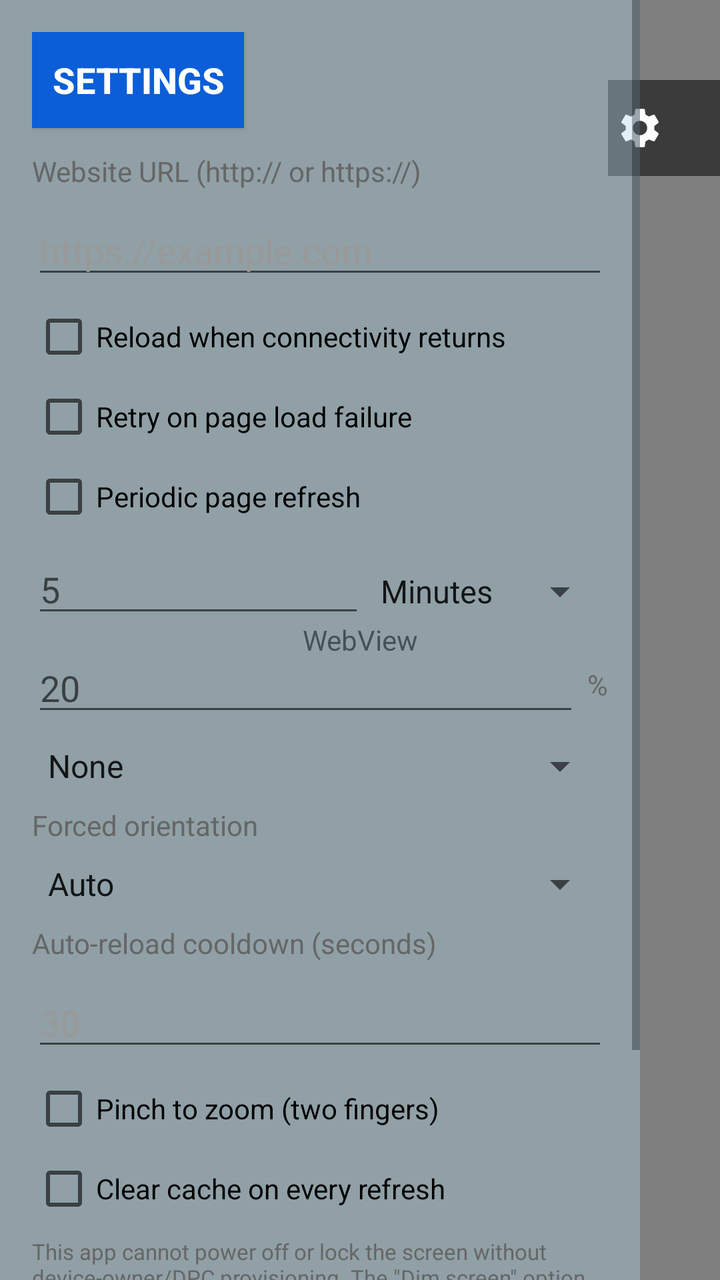
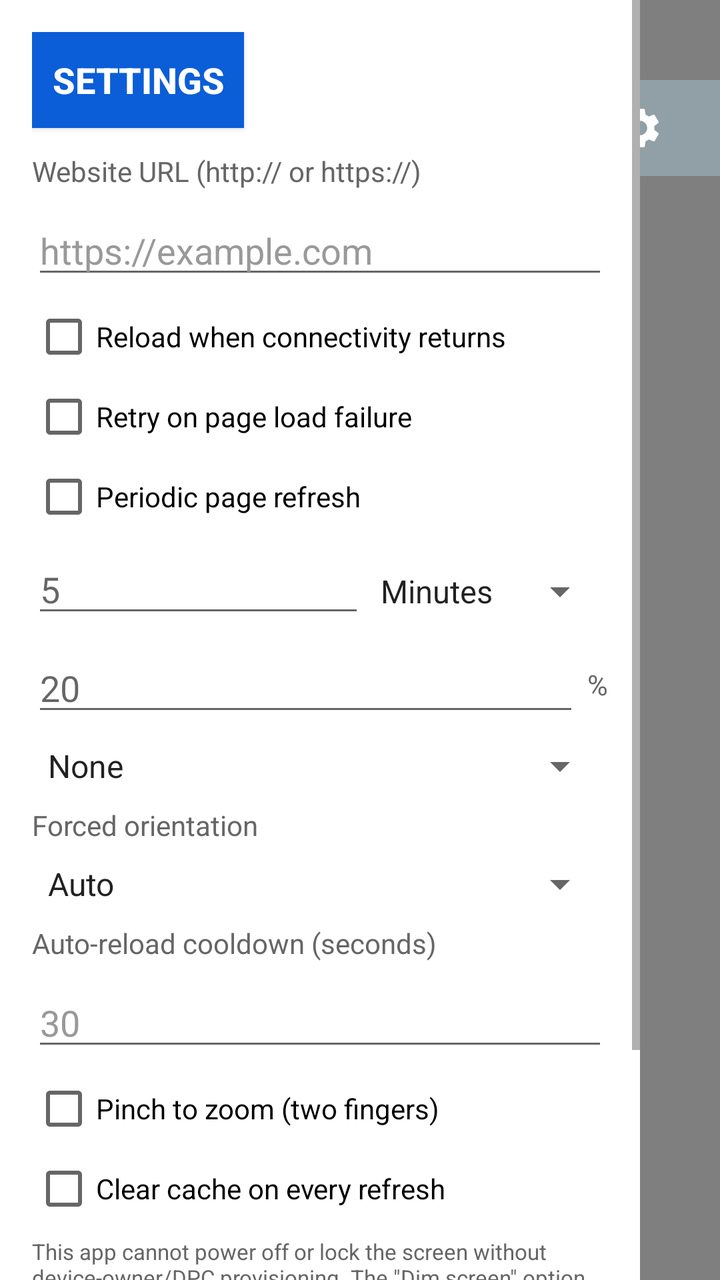

Two renders of the same Android screen: before a commit and after it. Below are the layout's source before the change and the commit's diff.
<!-- AndroidManifest.xml: application theme Theme.SimpleKioskBrowser -->
<!-- res/layout/activity_main.xml -->
<?xml version="1.0" encoding="utf-8"?>
<FrameLayout xmlns:android="http://schemas.android.com/apk/res/android"
    android:id="@+id/root_container"
    android:layout_width="match_parent"
    android:layout_height="match_parent">

    
    <WebView
        android:id="@+id/webview"
        android:layout_width="match_parent"
        android:layout_height="match_parent" />

    
    <FrameLayout
        android:id="@+id/settings_handle"
        android:layout_width="56dp"
        android:layout_height="48dp"
        android:layout_gravity="top|end"
        android:layout_marginTop="40dp"
        android:layout_marginEnd="0dp"
        android:background="#88000000"
        android:clickable="true"
        android:focusable="true"
        android:visibility="visible">
        <ImageView
            android:layout_width="24dp"
            android:layout_height="24dp"
            android:layout_gravity="start|center_vertical"
            android:layout_marginStart="4dp"
            android:src="@drawable/ic_settings_handle"
            android:scaleType="center" />
    </FrameLayout>

    
    <View
        android:id="@+id/settings_scrim"
        android:layout_width="match_parent"
        android:layout_height="match_parent"
        android:background="@color/settings_scrim"
        android:clickable="true"
        android:focusable="true"
        android:visibility="gone" />

    
    <LinearLayout
        android:id="@+id/error_overlay"
        android:layout_width="match_parent"
        android:layout_height="match_parent"
        android:background="#eeffffff"
        android:gravity="center"
        android:orientation="vertical"
        android:visibility="gone">

        <ProgressBar
            android:id="@+id/loading_indicator"
            android:layout_width="wrap_content"
            android:layout_height="wrap_content"
            android:visibility="gone" />

        <TextView
            android:id="@+id/error_message"
            android:layout_width="wrap_content"
            android:layout_height="wrap_content"
            android:gravity="center"
            android:maxWidth="260dp"
            android:padding="16dp"
            android:textColor="@color/text_primary"
            android:textSize="16sp"
            android:visibility="gone" />

        <Button
            android:id="@+id/error_retry"
            style="@style/Widget.SimpleKioskBrowser.Button"
            android:layout_width="wrap_content"
            android:layout_height="wrap_content"
            android:layout_marginTop="8dp"
            android:text="@string/action_retry"
            android:visibility="gone" />
    </LinearLayout>

    
    <TextView
        android:id="@+id/low_battery_notice"
        android:layout_width="wrap_content"
        android:layout_height="wrap_content"
        android:layout_gravity="bottom|center_horizontal"
        android:layout_marginBottom="24dp"
        android:background="#aa222222"
        android:padding="8dp"
        android:text="@string/status_low_battery"
        android:textColor="@android:color/white"
        android:textSize="14sp"
        android:visibility="gone" />

    
    <ScrollView
        android:id="@+id/settings_panel"
        android:layout_width="@dimen/settings_panel_width"
        android:layout_height="match_parent"
        android:layout_gravity="start"
        android:background="@color/settings_panel_bg"
        android:fillViewport="true">

        <LinearLayout
            android:layout_width="match_parent"
            android:layout_height="wrap_content"
            android:orientation="vertical"
            android:padding="@dimen/settings_padding">

            <TextView
                android:id="@+id/settings_title"
                style="@style/Widget.SimpleKioskBrowser.Button"
                android:layout_width="wrap_content"
                android:layout_height="wrap_content"
                android:layout_marginBottom="@dimen/settings_section_spacing"
                android:background="@color/colorPrimary"
                android:padding="10dp"
                android:text="@string/settings_title"
                android:textColor="@android:color/white"
                android:textSize="18sp"
                android:textStyle="bold" />

            <TextView
                android:layout_width="match_parent"
                android:layout_height="wrap_content"
                android:layout_marginBottom="@dimen/settings_field_margin"
                android:text="Website URL (http:// or https://)"
                android:textColor="@color/text_secondary"
                android:textSize="14sp" />

            <EditText
                android:id="@+id/settings_url"
                android:layout_width="match_parent"
                android:layout_height="wrap_content"
                android:layout_marginBottom="@dimen/settings_field_margin"
                android:hint="@string/settings_url_hint"
                android:inputType="textUri"
                android:maxLines="1"
                android:textColor="@color/text_primary"
                android:textColorHint="#999999" />

            <TextView
                android:id="@+id/settings_url_error"
                android:layout_width="match_parent"
                android:layout_height="wrap_content"
                android:layout_marginBottom="@dimen/settings_field_margin"
                android:textColor="@color/error_text"
                android:textSize="12sp"
                android:visibility="gone" />

            <CheckBox
                android:id="@+id/settings_reload_connectivity"
                android:layout_width="match_parent"
                android:layout_height="wrap_content"
                android:layout_marginBottom="@dimen/settings_field_margin"
                android:text="@string/settings_reload_on_connectivity" />

            <CheckBox
                android:id="@+id/settings_reload_webview_error"
                android:layout_width="match_parent"
                android:layout_height="wrap_content"
                android:layout_marginBottom="@dimen/settings_field_margin"
                android:text="@string/settings_reload_on_webview_error" />

            <CheckBox
                android:id="@+id/settings_periodic_enabled"
                android:layout_width="match_parent"
                android:layout_height="wrap_content"
                android:layout_marginBottom="@dimen/settings_field_margin"
                android:text="@string/settings_periodic_reload" />

            <LinearLayout
                android:layout_width="match_parent"
                android:layout_height="wrap_content"
                android:orientation="horizontal"
                android:layout_marginBottom="@dimen/settings_field_margin">

                <EditText
                    android:id="@+id/settings_interval"
                    android:layout_width="0dp"
                    android:layout_height="wrap_content"
                    android:layout_weight="1"
                    android:hint="@string/settings_interval_hint"
                    android:inputType="number"
                    android:maxLines="1"
                    android:textColor="@color/text_primary" />

                <Spinner
                    android:id="@+id/settings_interval_unit"
                    android:layout_width="wrap_content"
                    android:layout_height="wrap_content"
                    android:entries="@array/interval_units" />
            </LinearLayout>

            <LinearLayout
                android:layout_width="match_parent"
                android:layout_height="wrap_content"
                android:orientation="horizontal"
                android:layout_marginBottom="@dimen/settings_field_margin">

                <EditText
                    android:id="@+id/settings_battery_threshold"
                    android:layout_width="0dp"
                    android:layout_height="wrap_content"
                    android:layout_weight="1"
                    android:hint="@string/settings_battery_hint"
                    android:inputType="number"
                    android:maxLines="1"
                    android:textColor="@color/text_primary" />

                <TextView
                    android:layout_width="wrap_content"
                    android:layout_height="wrap_content"
                    android:layout_gravity="center_vertical"
                    android:layout_marginStart="4dp"
                    android:text="%"
                    android:textColor="@color/text_secondary" />
            </LinearLayout>

            <Spinner
                android:id="@+id/settings_battery_action"
                android:layout_width="match_parent"
                android:layout_height="wrap_content"
                android:layout_marginBottom="@dimen/settings_field_margin"
                android:entries="@array/battery_actions" />

            <TextView
                android:layout_width="match_parent"
                android:layout_height="wrap_content"
                android:layout_marginBottom="@dimen/settings_field_margin"
                android:text="Forced orientation"
                android:textColor="@color/text_secondary"
                android:textSize="14sp" />

            <Spinner
                android:id="@+id/settings_orientation"
                android:layout_width="match_parent"
                android:layout_height="wrap_content"
                android:layout_marginBottom="@dimen/settings_field_margin"
                android:entries="@array/orientation_options" />

            <TextView
                android:layout_width="match_parent"
                android:layout_height="wrap_content"
                android:layout_marginBottom="@dimen/settings_field_margin"
                android:text="Auto-reload cooldown (seconds)"
                android:textColor="@color/text_secondary"
                android:textSize="14sp" />

            <EditText
                android:id="@+id/settings_auto_reload_interval"
                android:layout_width="match_parent"
                android:layout_height="wrap_content"
                android:layout_marginBottom="@dimen/settings_field_margin"
                android:hint="30"
                android:inputType="number"
                android:maxLines="1"
                android:textColor="@color/text_primary"
                android:textColorHint="#999999" />

            <CheckBox
                android:id="@+id/settings_pinch_zoom"
                android:layout_width="match_parent"
                android:layout_height="wrap_content"
                android:layout_marginBottom="@dimen/settings_field_margin"
                android:text="Pinch to zoom (two fingers)" />

            <CheckBox
                android:id="@+id/settings_clear_cache"
                android:layout_width="match_parent"
                android:layout_height="wrap_content"
                android:layout_marginBottom="@dimen/settings_field_margin"
                android:text="Clear cache on every refresh" />

            <TextView
                android:id="@+id/settings_battery_disclaimer"
                android:layout_width="match_parent"
                android:layout_height="wrap_content"
                android:layout_marginBottom="@dimen/settings_field_margin"
                android:text="@string/battery_disclaimer"
                android:textColor="@color/text_secondary"
                android:textSize="11sp" />

            <LinearLayout
                android:layout_width="match_parent"
                android:layout_height="wrap_content"
                android:orientation="horizontal"
                android:layout_marginTop="@dimen/settings_section_spacing">

                <Button
                    android:id="@+id/settings_save"
                    style="@style/Widget.SimpleKioskBrowser.Button"
                    android:layout_width="0dp"
                    android:layout_height="wrap_content"
                    android:layout_weight="1"
                    android:layout_marginEnd="4dp"
                    android:text="@string/settings_save" />

                <Button
                    android:id="@+id/settings_return"
                    style="@style/Widget.SimpleKioskBrowser.Button"
                    android:layout_width="0dp"
                    android:layout_height="wrap_content"
                    android:layout_weight="1"
                    android:layout_marginStart="4dp"
                    android:text="@string/settings_return" />
            </LinearLayout>

            <View
                android:layout_width="match_parent"
                android:layout_height="24dp" />
        </LinearLayout>
    </ScrollView>
</FrameLayout>
<!-- resources referenced by this layout -->
<resources>
  <string-array name="battery_actions">
          <item>None</item>
          <item>Pause refreshes</item>
      </string-array>
  <string-array name="interval_units">
          <item>Minutes</item>
          <item>Hours</item>
      </string-array>
  <string-array name="orientation_options">
          <item>Auto</item>
          <item>Landscape</item>
          <item>Portrait</item>
          <item>Reverse Landscape</item>
          <item>Reverse Portrait</item>
      </string-array>
  <color name="colorPrimary">#0b5ed7</color>
  <color name="error_text">#b3261e</color>
  <color name="settings_panel_bg">#60ADD8E6</color>
  <color name="settings_scrim">#88000000</color>
  <color name="text_primary">#1a1a1a</color>
  <color name="text_secondary">#666666</color>
  <dimen name="settings_field_margin">8dp</dimen>
  <dimen name="settings_padding">16dp</dimen>
  <dimen name="settings_panel_width">320dp</dimen>
  <dimen name="settings_section_spacing">12dp</dimen>
  <string name="action_retry">Retry</string>
  <string name="battery_disclaimer">This app cannot power off or lock the screen without device-owner/DPC provisioning. The \"Dim screen\" option lowers this app window\u2019s brightness only; it is not a true screen power-off.</string>
  <string name="settings_battery_hint">20</string>
  <string name="settings_interval_hint">5</string>
  <string name="settings_periodic_reload">Periodic page refresh</string>
  <string name="settings_reload_on_connectivity">Reload when connectivity returns</string>
  <string name="settings_reload_on_webview_error">Retry on page load failure</string>
  <string name="settings_return">Return to page</string>
  <string name="settings_save">Save</string>
  <string name="settings_title">Settings</string>
  <string name="settings_url_hint">https://example.com</string>
  <string name="status_low_battery">Battery is low. Refreshes paused.</string>
  <style name="Widget.SimpleKioskBrowser.Button" parent="android:Widget.Material.Button">
          <item name="android:backgroundTint">@color/colorPrimary</item>
          <item name="android:textColor">@android:color/white</item>
      </style>
  <style name="Theme.SimpleKioskBrowser" parent="android:Theme.Material.Light.NoActionBar">
          <item name="android:colorPrimary">@color/colorPrimary</item>
          <item name="android:colorPrimaryDark">@color/colorPrimaryDark</item>
          <item name="android:colorAccent">@color/colorAccent</item>
          <item name="android:windowBackground">@color/window_background</item>
          <item name="android:statusBarColor">@android:color/transparent</item>
          <item name="android:navigationBarColor">@android:color/transparent</item>
      </style>
  <color name="colorPrimaryDark">#0a4aa8</color>
  <color name="colorAccent">#0b5ed7</color>
  <color name="window_background">#f5f5f5</color>
  <!-- unchanged entries left out for length: 1 -->
</resources>

<!-- the commit's change to res/layout/activity_main.xml (unified diff, before → after) -->
@@ -18,7 +18,7 @@
         android:layout_gravity="top|end"
         android:layout_marginTop="40dp"
         android:layout_marginEnd="0dp"
-        android:background="#88000000"
+        android:background="#60ADD8E6"
         android:clickable="true"
         android:focusable="true"
         android:visibility="visible">
<!-- resource entries referenced after the edit -->
@@ -17,7 +17,7 @@
       </string-array>
   <color name="colorPrimary">#0b5ed7</color>
   <color name="error_text">#b3261e</color>
-  <color name="settings_panel_bg">#60ADD8E6</color>
+  <color name="settings_panel_bg">#ffffff</color>
   <color name="settings_scrim">#88000000</color>
   <color name="text_primary">#1a1a1a</color>
   <color name="text_secondary">#666666</color>
